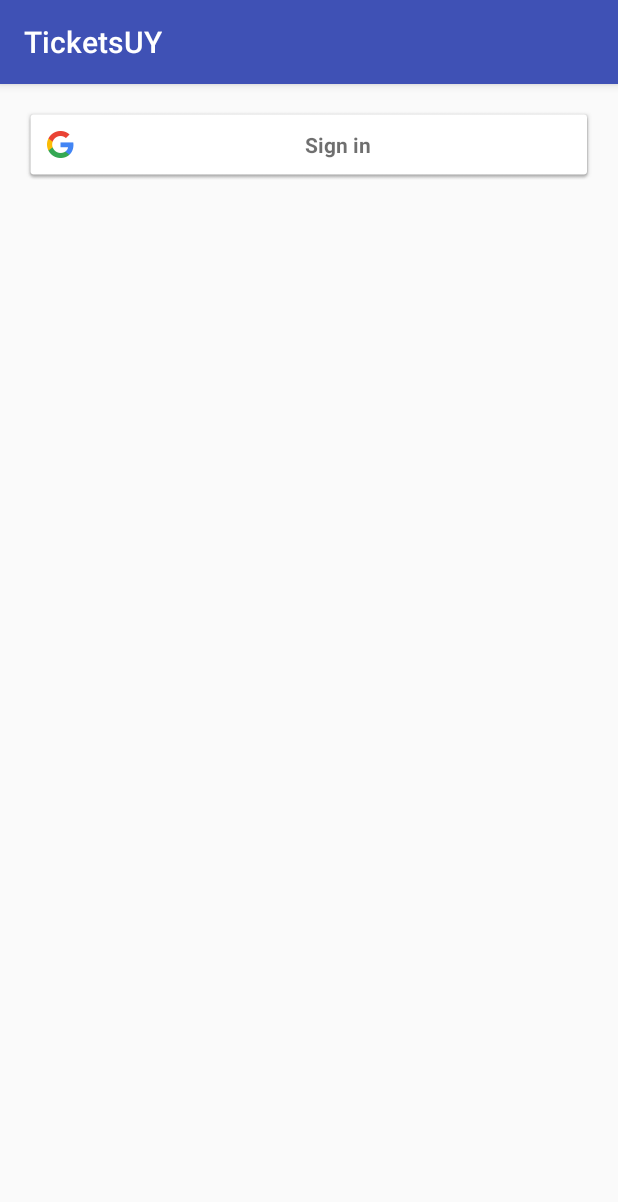
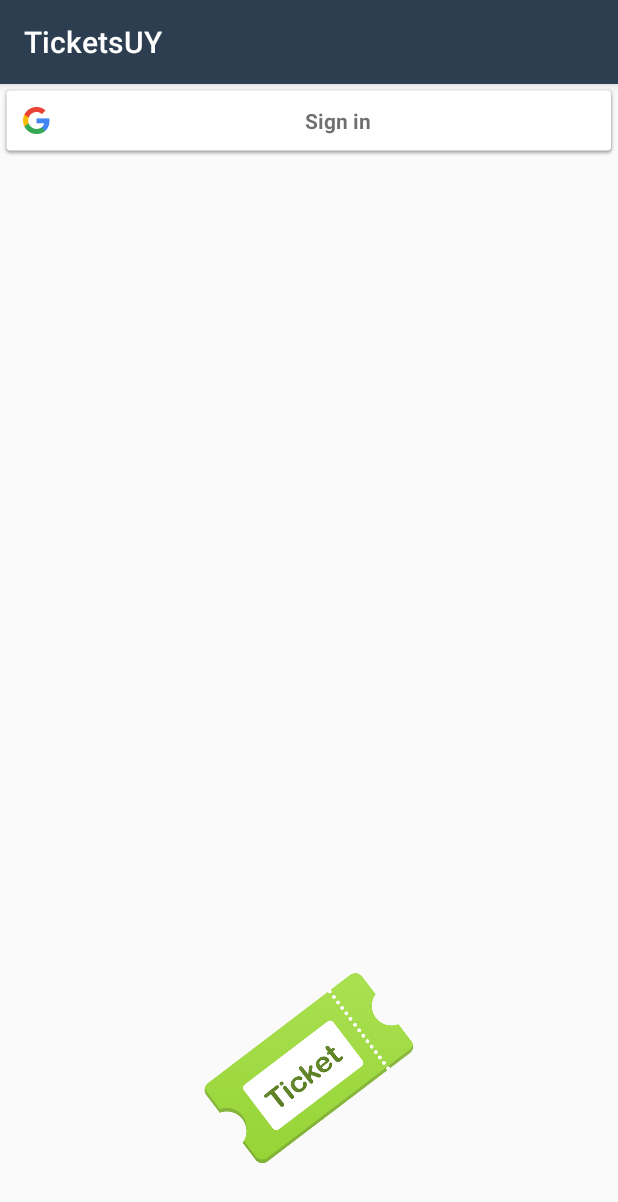
Before and after one commit to camiloxxx666/proyectoAndroid, an Android app: the screen it shows after launch (MainActivity), on a phone screen of 412 x 824 dp. Shown: the top 1202 px of the screen. Run offline under Robolectric (Android 15) with nearby library versions, the phone set to English and light mode, and no system bars; our stand-ins replace Volley.

```diff
--- a/app/build.gradle
+++ b/app/build.gradle
@@ -26,6 +26,8 @@ dependencies {
     })
 
     // glide is added to load the g+ profile image. Ignore if you want
+
+
     compile 'com.android.support:appcompat-v7:25.3.1'
     compile 'com.android.support.constraint:constraint-layout:1.0.2'
     compile 'com.android.support:design:25.3.1'
@@ -33,8 +35,8 @@ dependencies {
     compile 'com.github.bumptech.glide:glide:3.7.0'
     compile 'com.android.support:support-v4:25.3.1'
     compile 'com.mcxiaoke.volley:library:1.0.19'
+    compile 'com.google.code.gson:gson:2.2.+'
     testCompile 'junit:junit:4.12'
-
 }
 
 apply plugin: 'com.google.gms.google-services'
--- a/app/src/main/AndroidManifest.xml
+++ b/app/src/main/AndroidManifest.xml
@@ -32,7 +32,8 @@
         <activity
             android:name=".HomeActivity"
             android:label="@string/title_activity_home"
-            android:theme="@style/AppTheme.NoActionBar"></activity>
+            android:theme="@style/AppTheme.NoActionBar" />
+        <activity android:name=".ConfiguracionActivity"></activity>
     </application>
 
 </manifest>
--- a/app/src/main/java/com/example/camilo/prueba0/MainActivity.java
+++ b/app/src/main/java/com/example/camilo/prueba0/MainActivity.java
@@ -1,22 +1,15 @@
 package com.example.camilo.prueba0;
 
-import android.accounts.Account;
-import android.accounts.AccountManager;
 import android.app.ProgressDialog;
 import android.content.Context;
 import android.content.Intent;
-import android.net.ConnectivityManager;
-import android.net.NetworkInfo;
+import android.content.SharedPreferences;
 import android.support.annotation.NonNull;
-import android.support.v4.net.ConnectivityManagerCompat;
 import android.support.v7.app.AppCompatActivity;
 import android.os.Bundle;
 import android.util.Log;
 import android.view.View;
-import android.widget.Button;
 import android.widget.ImageView;
-import android.widget.LinearLayout;
-import android.widget.TextView;
 import android.widget.Toast;
 
 import com.android.volley.AuthFailureError;
@@ -24,12 +17,8 @@ import com.android.volley.Request;
 import com.android.volley.RequestQueue;
 import com.android.volley.Response;
 import com.android.volley.VolleyError;
-import com.android.volley.toolbox.HttpHeaderParser;
 import com.android.volley.toolbox.StringRequest;
 import com.android.volley.toolbox.Volley;
-import com.bumptech.glide.Glide;
-import com.bumptech.glide.load.engine.DiskCacheStrategy;
-import com.google.android.gms.auth.GoogleAuthUtil;
 import com.google.android.gms.auth.api.Auth;
 import com.google.android.gms.auth.api.signin.GoogleSignInAccount;
 import com.google.android.gms.auth.api.signin.GoogleSignInOptions;
@@ -39,13 +28,15 @@ import com.google.android.gms.common.SignInButton;
 import com.google.android.gms.common.api.GoogleApiClient;
 import com.google.android.gms.common.api.OptionalPendingResult;
 import com.google.android.gms.common.api.ResultCallback;
-import com.google.android.gms.common.api.Status;
-
-import org.json.JSONObject;
 
 import java.io.IOException;
+import java.net.CookieHandler;
+import java.net.CookieManager;
+import java.net.CookiePolicy;
+import java.net.CookieStore;
 import java.util.HashMap;
 import java.util.Map;
+
 
 public class MainActivity extends AppCompatActivity implements View.OnClickListener,
         GoogleApiClient.OnConnectionFailedListener{
@@ -56,6 +47,7 @@ public class MainActivity extends AppCompatActivity implements View.OnClickListe
     private GoogleApiClient mGoogleApiClient;
     private ProgressDialog mProgressDialog;
     private SignInButton btnSignIn;
+    private ImageView logo;
 
     public MainActivity() {
     }
@@ -67,6 +59,8 @@ public class MainActivity extends AppCompatActivity implements View.OnClickListe
 
         btnSignIn = (SignInButton) findViewById(R.id.btn_sign_in);
         btnSignIn.setOnClickListener(this);
+        logo = (ImageView) findViewById(R.id.ticketsLogo);
+        logo.setOnLongClickListener(mostrarOpciones());
 
         GoogleSignInOptions gso = new GoogleSignInOptions.Builder(GoogleSignInOptions.DEFAULT_SIGN_IN)
                 .requestEmail()
@@ -80,11 +74,24 @@ public class MainActivity extends AppCompatActivity implements View.OnClickListe
         // Customizing G+ button
         btnSignIn.setSize(SignInButton.SIZE_STANDARD);
         btnSignIn.setScopes(gso.getScopeArray());
+
     }
 
-    //Para no poder volver al home y que se cierre.
+    //Para no poder volver al home, que se cierre.
     public void onBackPressed() {
         finish();
+    }
+
+    public View.OnLongClickListener mostrarOpciones()
+    {
+        return new View.OnLongClickListener() {
+            @Override
+            public boolean onLongClick(View v) {
+                Intent intentConfiguracion = new Intent(MainActivity.this, ConfiguracionActivity.class);
+                startActivity(intentConfiguracion);
+                return true;
+            }
+        };
     }
 
     private void signIn() {
@@ -107,12 +114,19 @@ public class MainActivity extends AppCompatActivity implements View.OnClickListe
 
             //Hago el login en el backend
 
-            try {
+            try
+            {
                 final String tenant = Util.getProperty("tenant.name", getApplicationContext());
+                SharedPreferences settings = getSharedPreferences(Util.PREFS_NAME, Context.MODE_PRIVATE);
+                String ip = settings.getString("ip", "");
+                String puerto = settings.getString("puerto", "");
+
+                //Con esto se mantiene la sesion de este lado.
+                CookieHandler.setDefault(new CookieManager());
 
                 RequestQueue requestQueue = Volley.newRequestQueue(MainActivity.this);
                 StringRequest stringRequest = new StringRequest(Request.Method.POST,
-                        "http://192.168.1.3:8080/loginUsuarioFinalGmail/"+ "?id=" + idGoogle + "&email=" + email,
+                        "http://"+ip+":"+puerto+"/loginUsuarioFinalGmail/"+ "?id=" + idGoogle + "&email=" + email,
                         new Response.Listener<String>() {
                             @Override
                             public void onResponse(String response) {
@@ -244,4 +258,5 @@ public class MainActivity extends AppCompatActivity implements View.OnClickListe
 //            llProfileLayout.setVisibility(View.GONE);
         }
     }
+
 }
--- a/app/src/main/java/com/example/camilo/prueba0/Util.java
+++ b/app/src/main/java/com/example/camilo/prueba0/Util.java
@@ -13,6 +13,8 @@ import java.util.Properties;
 
 public class Util
 {
+    public static final String PREFS_NAME = "MyPrefsFile";
+
     public static String getProperty(String key, Context context) throws IOException {
         Properties properties = new Properties();;
         AssetManager assetManager = context.getAssets();
--- a/app/src/main/res/layout/activity_main.xml
+++ b/app/src/main/res/layout/activity_main.xml
@@ -1,78 +1,29 @@
 <?xml version="1.0" encoding="utf-8"?>
-<android.support.constraint.ConstraintLayout xmlns:android="http://schemas.android.com/apk/res/android"
+<RelativeLayout xmlns:android="http://schemas.android.com/apk/res/android"
     xmlns:app="http://schemas.android.com/apk/res-auto"
     xmlns:tools="http://schemas.android.com/tools"
     android:layout_width="match_parent"
     android:layout_height="match_parent"
-    tools:context="com.example.camilo.prueba0.MainActivity">
+    tools:context="com.example.camilo.prueba0.MainActivity"
+    android:id="@+id/main_content">
 
-    <LinearLayout xmlns:android="http://schemas.android.com/apk/res/android"
-        xmlns:tools="http://schemas.android.com/tools"
-        android:layout_width="match_parent"
-        android:layout_height="match_parent"
-        android:orientation="vertical"
-        android:padding="16dp"
-        tools:context=".MainActivity" >
 
-        <LinearLayout
-            android:id="@+id/llProfile"
-            android:layout_width="fill_parent"
-            android:layout_height="wrap_content"
-            android:layout_marginBottom="20dp"
-            android:orientation="horizontal"
-            android:weightSum="3"
-            android:visibility="gone">
-
-            <ImageView
-                android:id="@+id/imgProfilePic"
-                android:layout_width="80dp"
-                android:layout_height="wrap_content"
-                android:layout_weight="1"/>
-
-            <LinearLayout
-                android:layout_width="wrap_content"
-                android:layout_height="wrap_content"
-                android:layout_marginLeft="10dp"
-                android:orientation="vertical"
-                android:layout_weight="2" >
-
-                <TextView
-                    android:id="@+id/txtName"
-                    android:layout_width="wrap_content"
-                    android:layout_height="wrap_content"
-                    android:padding="5dp"
-                    android:textSize="20dp" />
-
-                <TextView
-                    android:id="@+id/txtEmail"
-                    android:layout_width="wrap_content"
-                    android:layout_height="wrap_content"
-                    android:padding="5dp"
-                    android:textSize="18dp" />
-            </LinearLayout>
-        </LinearLayout>
 
         <com.google.android.gms.common.SignInButton
             android:id="@+id/btn_sign_in"
             android:layout_width="fill_parent"
-            android:layout_height="wrap_content"
-            android:layout_marginBottom="20dp"/>
+            android:layout_height="wrap_content" />
 
-        <Button
-            android:id="@+id/btn_sign_out"
-            android:layout_width="fill_parent"
-            android:layout_height="wrap_content"
-            android:text="@string/btn_logout_from_google"
-            android:visibility="gone"
-            android:layout_marginBottom="10dp"/>
+        <ImageView
+            android:id="@+id/ticketsLogo"
+            android:layout_width="wrap_content"
+            android:layout_height="140dp"
+            app:srcCompat="@mipmap/ticket"
+            android:scaleType="centerInside"
+            android:layout_alignParentBottom="true"
+            android:layout_centerHorizontal="true"
+            android:layout_marginBottom="42dp" />
 
-        <Button
-            android:id="@+id/btn_revoke_access"
-            android:layout_width="fill_parent"
-            android:layout_height="wrap_content"
-            android:text="@string/btn_revoke_access"
-            android:visibility="gone" />
 
-    </LinearLayout>
 
-</android.support.constraint.ConstraintLayout>
+</RelativeLayout>
--- a/app/src/main/res/layout/app_bar_home.xml
+++ b/app/src/main/res/layout/app_bar_home.xml
@@ -15,7 +15,7 @@
             android:id="@+id/toolbar"
             android:layout_width="match_parent"
             android:layout_height="?attr/actionBarSize"
-            android:background="@android:color/holo_green_dark"
+            android:background="#2c3e50"
             app:popupTheme="@style/AppTheme.PopupOverlay" />
 
     </android.support.design.widget.AppBarLayout>
--- a/app/src/main/res/values/styles.xml
+++ b/app/src/main/res/values/styles.xml
@@ -3,9 +3,9 @@
     <!-- Base application theme. -->
     <style name="AppTheme" parent="Theme.AppCompat.Light.DarkActionBar">
         <!-- Customize your theme here. -->
-        <item name="colorPrimary">@color/colorPrimary</item>
+        <item name="colorPrimary">#2c3e50</item>
         <item name="colorPrimaryDark">@color/colorPrimaryDark</item>
-        <item name="colorAccent">@color/colorAccent</item>
+        <item name="colorAccent">#95a5a6</item>
     </style>
 
     <style name="AppTheme.NoActionBar">
```
Also changed, not shown: app/src/main/java/com/example/camilo/prueba0/ConfiguracionActivity.java (added, +49 -0 lines), app/src/main/java/com/example/camilo/prueba0/HomeActivity.java (+79 -0 lines), app/src/main/res/layout/activity_configuracion.xml (added, +50 -0 lines), app/src/main/res/mipmap-hdpi/ticket.png (added), app/src/main/res/mipmap-mdpi/ticket.png (added), app/src/main/res/mipmap-xhdpi/ticket.png (added), app/src/main/res/mipmap-xxhdpi/ticket.png (added), app/src/main/res/mipmap-xxxhdpi/ticket.png (added).
